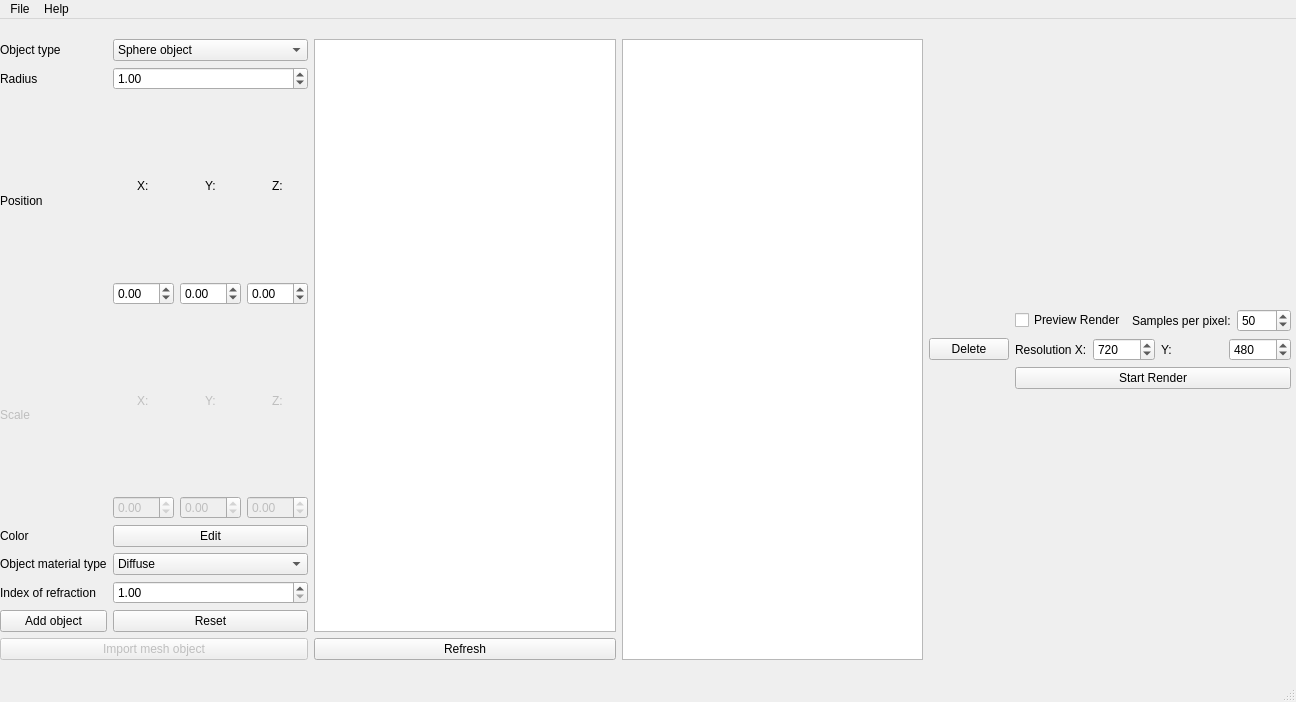
Qt form mainwindow.ui (rasmysamy/pathtracer-sycl) before a commit.
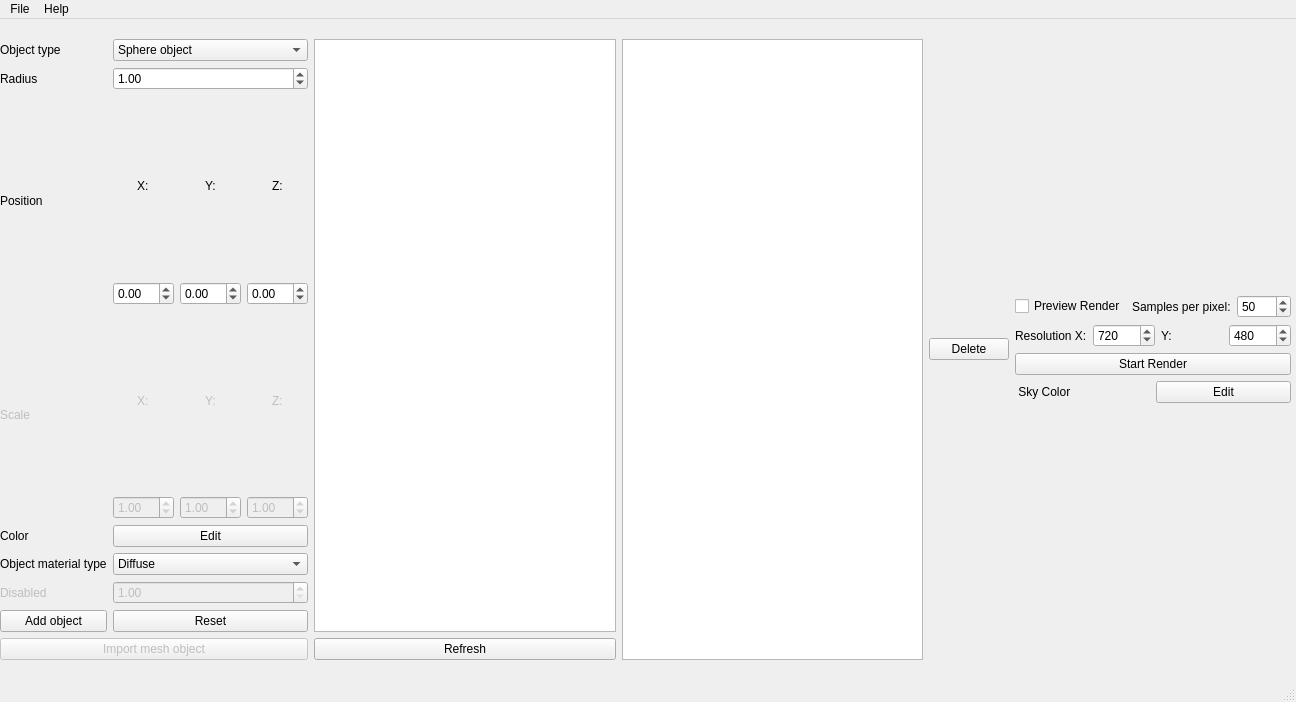
The same form after that commit.

What changed in the file:
```diff
--- a/mainwindow.ui
+++ b/mainwindow.ui
@@ -28,6 +28,9 @@
       <layout class="QGridLayout" name="gridLayout">
        <item row="6" column="1">
         <widget class="QDoubleSpinBox" name="doubleSpinBox_attr2">
+         <property name="enabled">
+          <bool>false</bool>
+         </property>
          <property name="minimum">
           <double>1.000000000000000</double>
          </property>
@@ -87,9 +90,12 @@
         </widget>
        </item>
        <item row="6" column="0">
-        <widget class="QLabel" name="label_3">
+        <widget class="QLabel" name="iorLabel">
+         <property name="enabled">
+          <bool>false</bool>
+         </property>
          <property name="text">
-          <string>Index of refraction</string>
+          <string>Disabled</string>
          </property>
         </widget>
        </item>
@@ -165,6 +171,12 @@
            <property name="minimum">
             <double>-99.989999999999995</double>
            </property>
+           <property name="singleStep">
+            <double>0.100000000000000</double>
+           </property>
+           <property name="value">
+            <double>1.000000000000000</double>
+           </property>
           </widget>
          </item>
          <item row="1" column="1">
@@ -175,6 +187,12 @@
            <property name="minimum">
             <double>-99.989999999999995</double>
            </property>
+           <property name="singleStep">
+            <double>0.100000000000000</double>
+           </property>
+           <property name="value">
+            <double>1.000000000000000</double>
+           </property>
           </widget>
          </item>
          <item row="1" column="0">
@@ -185,6 +203,12 @@
            <property name="minimum">
             <double>-99.989999999999995</double>
            </property>
+           <property name="singleStep">
+            <double>0.100000000000000</double>
+           </property>
+           <property name="value">
+            <double>1.000000000000000</double>
+           </property>
           </widget>
          </item>
          <item row="0" column="2" alignment="Qt::AlignHCenter">
@@ -391,6 +415,142 @@
            </item>
           </layout>
          </item>
+         <item>
+          <layout class="QHBoxLayout" name="horizontalLayout">
+           <item>
+            <widget class="QLabel" name="skyColorLabel">
+             <property name="palette">
+              <palette>
+               <active>
+                <colorrole role="WindowText">
+                 <brush brushstyle="SolidPattern">
+                  <color alpha="255">
+                   <red>0</red>
+                   <green>0</green>
+                   <blue>0</blue>
+                  </color>
+                 </brush>
+                </colorrole>
+                <colorrole role="Text">
+                 <brush brushstyle="SolidPattern">
+                  <color alpha="255">
+                   <red>0</red>
+                   <green>0</green>
+                   <blue>0</blue>
+                  </color>
+                 </brush>
+                </colorrole>
+                <colorrole role="BrightText">
+                 <brush brushstyle="SolidPattern">
+                  <color alpha="255">
+                   <red>0</red>
+                   <green>0</green>
+                   <blue>0</blue>
+                  </color>
+                 </brush>
+                </colorrole>
+                <colorrole role="ButtonText">
+                 <brush brushstyle="SolidPattern">
+                  <color alpha="255">
+                   <red>0</red>
+                   <green>0</green>
+                   <blue>0</blue>
+                  </color>
+                 </brush>
+                </colorrole>
+               </active>
+               <inactive>
+                <colorrole role="WindowText">
+                 <brush brushstyle="SolidPattern">
+                  <color alpha="255">
+                   <red>0</red>
+                   <green>0</green>
+                   <blue>0</blue>
+                  </color>
+                 </brush>
+                </colorrole>
+                <colorrole role="Text">
+                 <brush brushstyle="SolidPattern">
+                  <color alpha="255">
+                   <red>0</red>
+                   <green>0</green>
+                   <blue>0</blue>
+                  </color>
+                 </brush>
+                </colorrole>
+                <colorrole role="BrightText">
+                 <brush brushstyle="SolidPattern">
+                  <color alpha="255">
+                   <red>0</red>
+                   <green>0</green>
+                   <blue>0</blue>
+                  </color>
+                 </brush>
+                </colorrole>
+                <colorrole role="ButtonText">
+                 <brush brushstyle="SolidPattern">
+                  <color alpha="255">
+                   <red>0</red>
+                   <green>0</green>
+                   <blue>0</blue>
+                  </color>
+                 </brush>
+                </colorrole>
+               </inactive>
+               <disabled>
+                <colorrole role="WindowText">
+                 <brush brushstyle="SolidPattern">
+                  <color alpha="255">
+                   <red>105</red>
+                   <green>105</green>
+                   <blue>105</blue>
+                  </color>
+                 </brush>
+                </colorrole>
+                <colorrole role="Text">
+                 <brush brushstyle="SolidPattern">
+                  <color alpha="255">
+                   <red>105</red>
+                   <green>105</green>
+                   <blue>105</blue>
+                  </color>
+                 </brush>
+                </colorrole>
+                <colorrole role="BrightText">
+                 <brush brushstyle="SolidPattern">
+                  <color alpha="255">
+                   <red>0</red>
+                   <green>0</green>
+                   <blue>0</blue>
+                  </color>
+                 </brush>
+                </colorrole>
+                <colorrole role="ButtonText">
+                 <brush brushstyle="SolidPattern">
+                  <color alpha="255">
+                   <red>105</red>
+                   <green>105</green>
+                   <blue>105</blue>
+                  </color>
+                 </brush>
+                </colorrole>
+               </disabled>
+              </palette>
+             </property>
+             <property name="text">
+              <string> Sky Color</string>
+             </property>
+            </widget>
+           </item>
+           <item>
+            <widget class="QPushButton" name="skyColorPicker">
+             <property name="text">
+              <string>Edit</string>
+             </property>
+            </widget>
+           </item>
+          </layout>
+         </item>
         </layout>
        </item>
       </layout>
```
Left out of the diff: 12 changed lines with no effect on the pictures.
